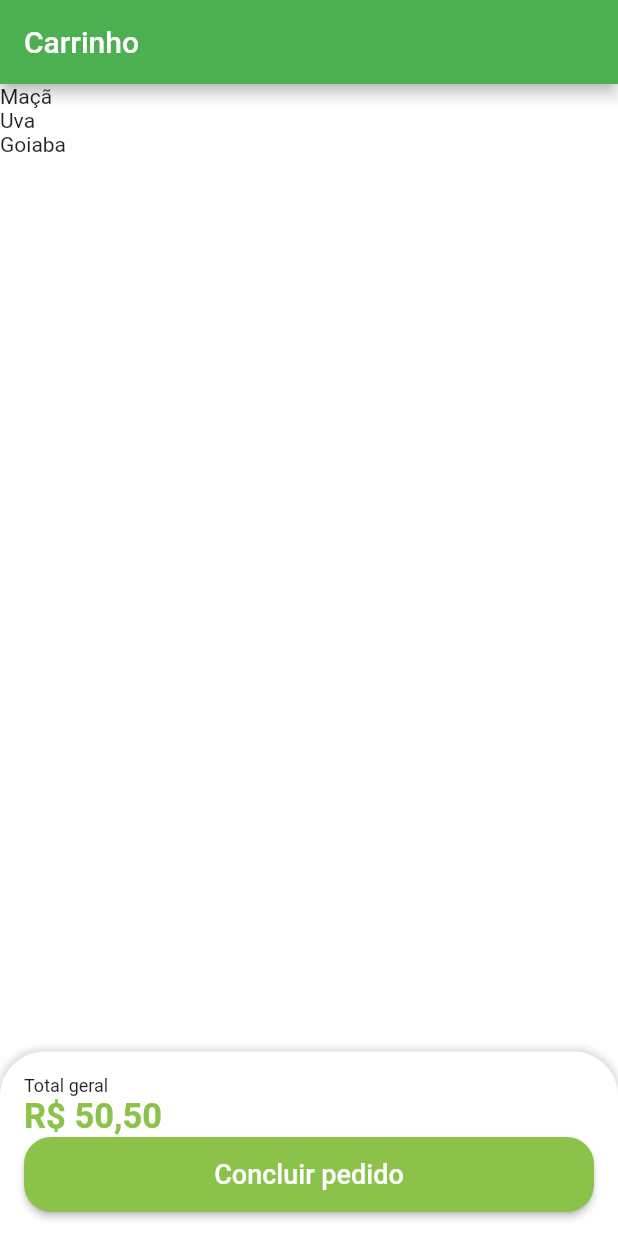
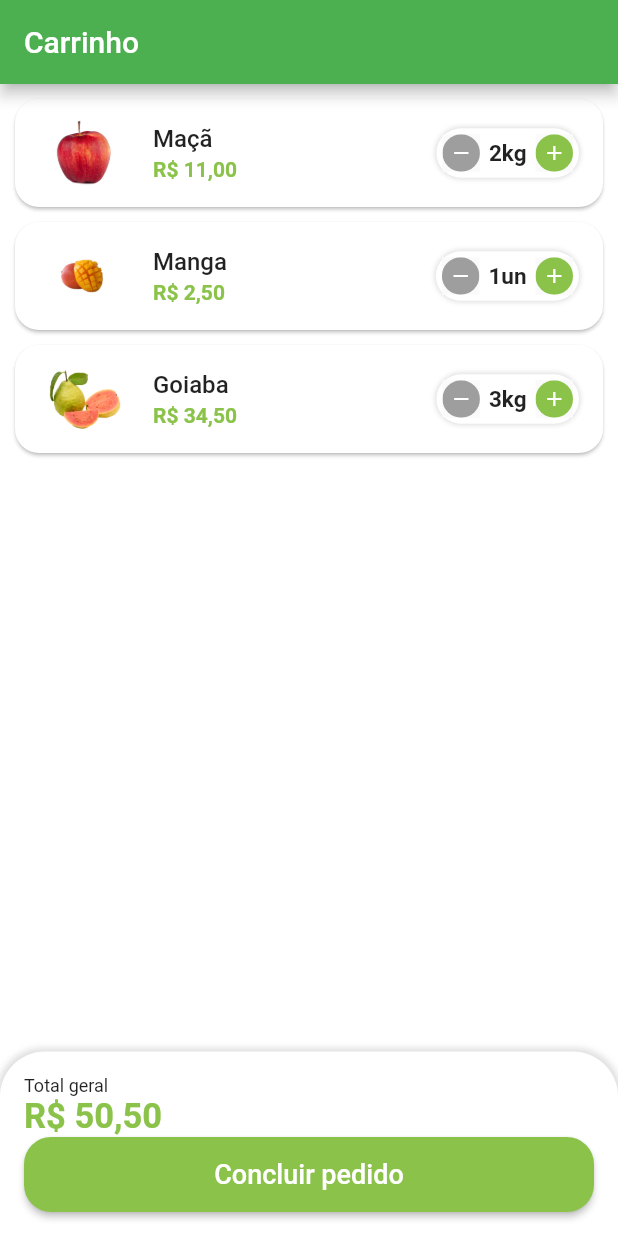
Before and after one commit to Marlon-Limax/GreenGrocer, a Flutter app: the CartTab screen opened directly, on a phone screen of 412 x 824 dp. Run offline on Flutter 3.47's test engine with Material 2 defaults, Android fonts, the phone set to English and light mode, and no system bars; our stand-ins replace animated_text_kit, badges, mask_text_input_formatter.

Commit message:
Criando tiles dos produtos - cart

```diff
--- a/lib/src/config/app_data.dart
+++ b/lib/src/config/app_data.dart
@@ -79,7 +79,7 @@ List<CartItemModel> cartItems = [
     quantity: 2,
   ),
   CartItemModel(
-    item: grape,
+    item: mango,
     quantity: 1,
   ),
   CartItemModel(
--- a/lib/src/models/cart_item_model.dart
+++ b/lib/src/models/cart_item_model.dart
@@ -4,5 +4,10 @@ class CartItemModel {
   ItemModel item;
   int quantity;
 
-  CartItemModel({required this.item, required this.quantity});
+  CartItemModel({
+    required this.item,
+    required this.quantity,
+  });
+
+  totalPrice() => item.price * quantity;
 }
--- a/lib/src/pages/cart/cart_tab.dart
+++ b/lib/src/pages/cart/cart_tab.dart
@@ -1,5 +1,6 @@
 import 'package:flutter/material.dart';
 import 'package:greengrocer/src/config/custom_colors.dart';
+import 'package:greengrocer/src/pages/cart/components/cart_tile.dart';
 import 'package:greengrocer/src/services/utils_services.dart';
 import 'package:greengrocer/src/config/app_data.dart' as appData;
 
@@ -20,7 +21,7 @@ class CartTab extends StatelessWidget {
               child: ListView.builder(
             itemCount: appData.cartItems.length,
             itemBuilder: (_, index) {
-              return Text(appData.cartItems[index].item.itemName);
+              return CartTile(cartItem: appData.cartItems[index]);
             },
           )),
           Container(
--- /dev/null
+++ b/lib/src/pages/cart/components/cart_tile.dart
@@ -0,0 +1,55 @@
+import 'package:flutter/material.dart';
+import 'package:greengrocer/src/config/custom_colors.dart';
+import 'package:greengrocer/src/models/cart_item_model.dart';
+import 'package:greengrocer/src/pages/common_widgets/quantity_widget.dart';
+import 'package:greengrocer/src/services/utils_services.dart';
+
+class CartTile extends StatelessWidget {
+  final CartItemModel cartItem;
+
+  CartTile({super.key, required this.cartItem});
+
+  final UtilsServices utilsServices = UtilsServices();
+
+  @override
+  Widget build(BuildContext context) {
+    return Card(
+      margin: const EdgeInsets.fromLTRB(10, 10, 10, 0),
+      shape: RoundedRectangleBorder(
+        borderRadius: BorderRadius.circular(16),
+      ),
+      child: ListTile(
+        // imagem
+        leading: Image.asset(
+          cartItem.item.imgUrl,
+          height: 60,
+          width: 60,
+        ),
+
+        //Titulo
+        title: Text(
+          cartItem.item.itemName,
+          style: const TextStyle(
+            fontWeight: FontWeight.w500,
+          ),
+        ),
+
+        //Total
+        subtitle: Text(
+          utilsServices.priceToCurrency(cartItem.totalPrice()),
+          style: TextStyle(
+            color: CustomColors.customSwatchColor,
+            fontWeight: FontWeight.bold,
+          ),
+        ),
+
+        // Quantidade
+        trailing: QuantityWidget(
+          value: cartItem.quantity,
+          suffixText: cartItem.item.unit,
+          result: (quantity) {},
+        ),
+      ),
+    );
+  }
+}
--- a/lib/src/pages/common_widgets/quantity_widget.dart
+++ b/lib/src/pages/common_widgets/quantity_widget.dart
@@ -29,6 +29,7 @@ class QuantityWidget extends StatelessWidget {
         ],
       ),
       child: Row(
+        mainAxisSize: MainAxisSize.min,
         children: [
           _QuantityButton(
             icon: Icons.remove,
```
